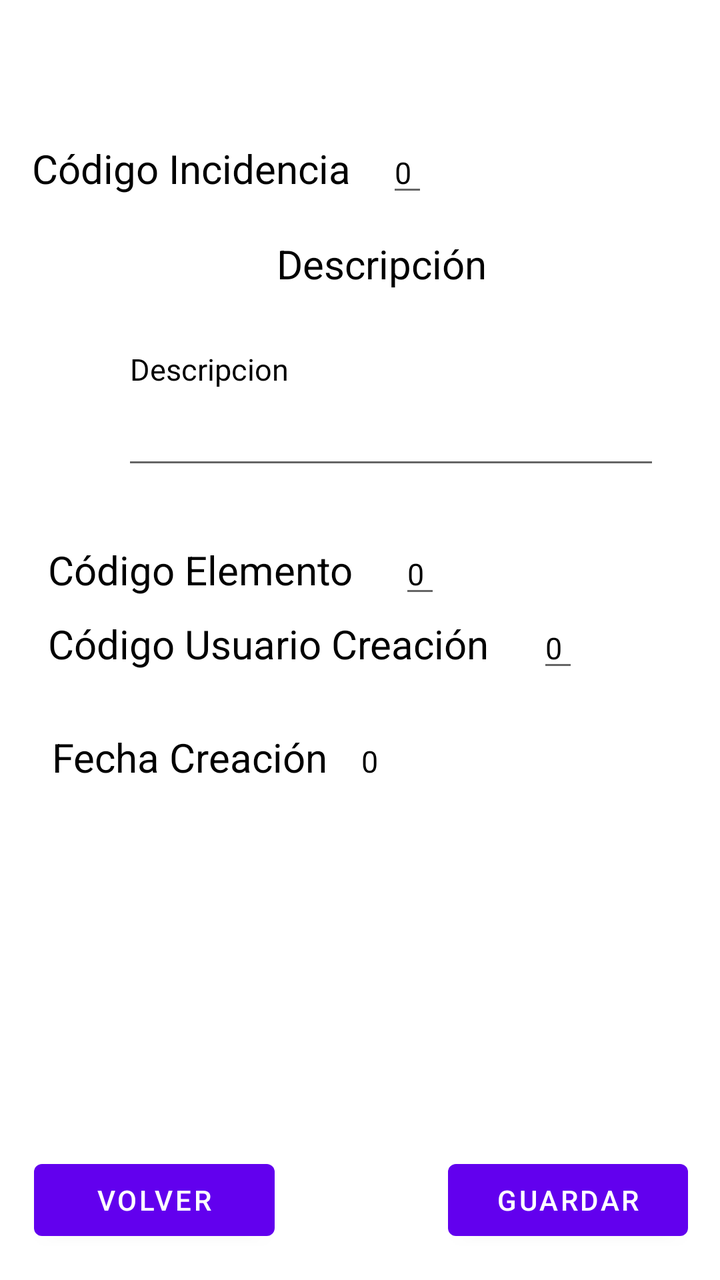
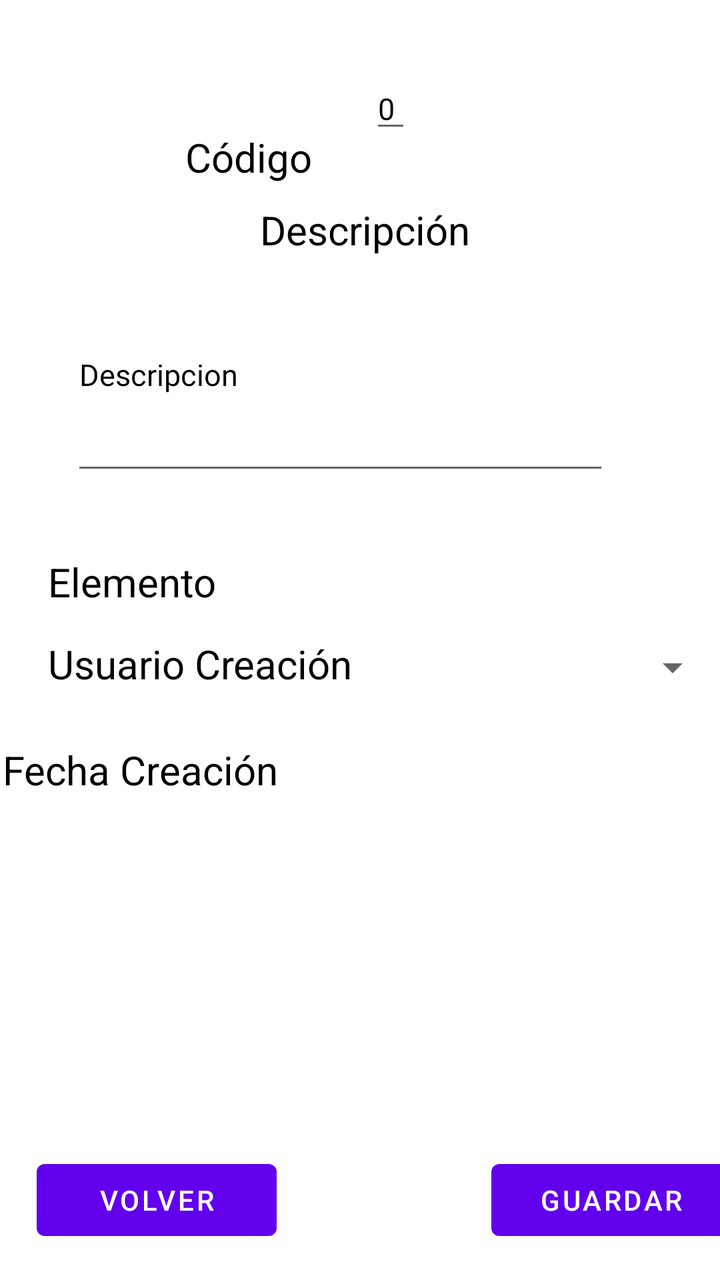

An Android layout rendered at two revisions. The XML below is the earlier revision; the diff shows what the commit changed to produce the second picture.
<!-- AndroidManifest.xml: application theme Theme.AplicacionIncidencias -->
<!-- res/layout/activity_info_incidencia.xml -->
<?xml version="1.0" encoding="utf-8"?>
<androidx.constraintlayout.widget.ConstraintLayout xmlns:android="http://schemas.android.com/apk/res/android"
    xmlns:app="http://schemas.android.com/apk/res-auto"
    xmlns:tools="http://schemas.android.com/tools"
    android:id="@+id/main"
    android:layout_width="match_parent"
    android:layout_height="match_parent"
    tools:context=".Incidencia.Activity_Info_Incidencia">

    <TextView
        android:id="@+id/tvCodigoIncidencia"
        android:layout_width="wrap_content"
        android:layout_height="wrap_content"
        android:layout_marginStart="16dp"
        android:text="Código Incidencia "
        android:textColor="@color/black"
        android:textSize="20sp"
        app:layout_constraintBaseline_toBaselineOf="@+id/edinfoCodigoIncidencia"
        app:layout_constraintStart_toStartOf="parent" />

    <EditText
        android:id="@+id/edinfoCodigoIncidencia"
        android:layout_width="wrap_content"
        android:layout_height="wrap_content"
        android:layout_marginStart="13dp"
        android:layout_marginTop="66dp"
        android:text="0"
        android:textColor="@color/black"
        android:textSize="15sp"
        app:layout_constraintStart_toEndOf="@+id/tvCodigoIncidencia"
        app:layout_constraintTop_toTopOf="parent" />

    <TextView
        android:id="@+id/tvDescripcionIncidencia"
        android:layout_width="wrap_content"
        android:layout_height="wrap_content"
        android:layout_marginTop="15dp"
        android:text="Descripción "
        android:textColor="@color/black"
        android:textSize="20sp"
        app:layout_constraintEnd_toStartOf="@+id/edinfoCodigoIncidencia"
        app:layout_constraintStart_toStartOf="@+id/edinfoCodigoIncidencia"
        app:layout_constraintTop_toBottomOf="@+id/edinfoCodigoIncidencia" />

    <EditText
        android:id="@+id/edDescripcionIncidencia"
        android:layout_width="269dp"
        android:layout_height="113dp"
        android:layout_marginStart="37dp"
        android:layout_marginTop="172dp"
        android:layout_marginBottom="171dp"
        android:inputType="textMultiLine"
        android:text="Descripcion"
        android:textColor="@color/black"
        android:textSize="15sp"
        app:layout_constraintBottom_toTopOf="@+id/tvFechaCreacion"
        app:layout_constraintStart_toStartOf="@+id/tvCodigoElemento"
        app:layout_constraintTop_toTopOf="parent" />

    <TextView
        android:id="@+id/tvCodigoElemento"
        android:layout_width="wrap_content"
        android:layout_height="wrap_content"
        android:layout_marginStart="24dp"
        android:text="Código Elemento "
        android:textColor="@color/black"
        android:textSize="20sp"
        app:layout_constraintBaseline_toBaselineOf="@+id/edInfoCodigoElemento"
        app:layout_constraintStart_toStartOf="parent" />

    <TextView
        android:id="@+id/tvCodigoUsuarioCreacion"
        android:layout_width="wrap_content"
        android:layout_height="wrap_content"
        android:layout_marginStart="24dp"
        android:text="Código Usuario Creación "
        android:textColor="@color/black"
        android:textSize="20sp"
        app:layout_constraintBaseline_toBaselineOf="@+id/edInfoCodigoUsuarioCreacion"
        app:layout_constraintStart_toStartOf="parent" />

    <TextView
        android:id="@+id/tvFechaCreacion"
        android:layout_width="wrap_content"
        android:layout_height="wrap_content"
        android:layout_marginStart="26dp"
        android:text="Fecha Creación "
        android:textColor="@color/black"
        android:textSize="20sp"
        app:layout_constraintBaseline_toBaselineOf="@+id/tvInfoFechaCreacion"
        app:layout_constraintStart_toStartOf="parent" />

    <TextView
        android:id="@+id/tvInfoFechaCreacion"
        android:layout_width="wrap_content"
        android:layout_height="wrap_content"
        android:layout_marginStart="12dp"
        android:layout_marginTop="35dp"
        android:text="0"
        android:textColor="@color/black"
        android:textSize="15sp"
        app:layout_constraintStart_toEndOf="@+id/tvFechaCreacion"
        app:layout_constraintTop_toBottomOf="@+id/tvCodigoUsuarioCreacion" />

    <EditText
        android:id="@+id/edInfoCodigoUsuarioCreacion"
        android:layout_width="wrap_content"
        android:layout_height="wrap_content"
        android:layout_marginStart="19dp"
        android:layout_marginBottom="299dp"
        android:text="0"
        android:textColor="@color/black"
        android:textSize="15sp"
        app:layout_constraintBottom_toBottomOf="parent"
        app:layout_constraintStart_toEndOf="@+id/tvCodigoUsuarioCreacion" />

    <EditText
        android:id="@+id/edInfoCodigoElemento"
        android:layout_width="wrap_content"
        android:layout_height="wrap_content"
        android:layout_marginStart="18dp"
        android:layout_marginTop="27dp"
        android:text="0"
        android:textColor="@color/black"
        android:textSize="15sp"
        app:layout_constraintStart_toEndOf="@+id/tvCodigoElemento"
        app:layout_constraintTop_toBottomOf="@+id/edDescripcionIncidencia" />

    <Button
        android:id="@+id/btnGuardarIncidencia"
        android:layout_width="120dp"
        android:layout_height="wrap_content"
        android:layout_marginEnd="16dp"
        android:layout_marginBottom="16dp"
        android:text="Guardar"
        app:layout_constraintBottom_toBottomOf="parent"
        app:layout_constraintEnd_toEndOf="parent" />

    <Button
        android:id="@+id/btnVolverIncidencia"
        android:layout_width="0dp"
        android:layout_height="wrap_content"
        android:layout_marginStart="1dp"
        android:layout_marginEnd="1dp"
        android:layout_marginBottom="16dp"
        android:text="Volver"
        app:layout_constraintBottom_toBottomOf="parent"
        app:layout_constraintEnd_toStartOf="@+id/tvDescripcionIncidencia"
        app:layout_constraintStart_toStartOf="@+id/tvCodigoIncidencia" />


</androidx.constraintlayout.widget.ConstraintLayout>
<!-- resources referenced by this layout -->
<resources>
  <color name="black">#FF000000</color>
  <style name="Theme.AplicacionIncidencias" parent="Theme.MaterialComponents.DayNight.DarkActionBar">
          
          <item name="colorPrimary">@color/purple_500</item>
          <item name="colorPrimaryVariant">@color/purple_700</item>
          <item name="colorOnPrimary">@color/white</item>
          
          <item name="colorSecondary">@color/teal_200</item>
          <item name="colorSecondaryVariant">@color/teal_700</item>
          <item name="colorOnSecondary">@color/black</item>
          
          <item name="android:statusBarColor">?attr/colorPrimaryVariant</item>
          
      </style>
  <color name="purple_500">#FF6200EE</color>
  <color name="purple_700">#FF3700B3</color>
  <color name="white">#FFFFFFFF</color>
  <color name="teal_200">#FF03DAC5</color>
  <color name="teal_700">#FF018786</color>
</resources>

<!-- the commit's change to res/layout/activity_info_incidencia.xml (unified diff, before → after) -->
@@ -11,33 +11,69 @@
         android:id="@+id/tvCodigoIncidencia"
         android:layout_width="wrap_content"
         android:layout_height="wrap_content"
-        android:layout_marginStart="16dp"
-        android:text="Código Incidencia "
+        android:layout_marginStart="124dp"
+        android:layout_marginTop="65dp"
+        android:layout_marginEnd="12dp"
+        android:text="Código "
         android:textColor="@color/black"
         android:textSize="20sp"
-        app:layout_constraintBaseline_toBaselineOf="@+id/edinfoCodigoIncidencia"
-        app:layout_constraintStart_toStartOf="parent" />
+        app:layout_constraintEnd_toStartOf="@+id/edinfoCodigoIncidencia"
+        app:layout_constraintStart_toStartOf="parent"
+        app:layout_constraintTop_toTopOf="parent" />
 
     <EditText
         android:id="@+id/edinfoCodigoIncidencia"
         android:layout_width="wrap_content"
         android:layout_height="wrap_content"
-        android:layout_marginStart="13dp"
-        android:layout_marginTop="66dp"
+        android:layout_marginStart="12dp"
+        android:layout_marginTop="60dp"
+        android:layout_marginEnd="186dp"
+        android:layout_marginBottom="15dp"
         android:text="0"
         android:textColor="@color/black"
         android:textSize="15sp"
+        app:layout_constraintBottom_toTopOf="@+id/tvDescripcionIncidencia"
+        app:layout_constraintEnd_toEndOf="parent"
         app:layout_constraintStart_toEndOf="@+id/tvCodigoIncidencia"
         app:layout_constraintTop_toTopOf="parent" />
+
+    <Spinner
+        android:id="@+id/spinnerElemento"
+        android:layout_width="0dp"
+        android:layout_height="36dp"
+        android:layout_marginStart="26dp"
+        android:layout_marginTop="315dp"
+        android:layout_marginEnd="25dp"
+        android:layout_marginBottom="316dp"
+        android:textSize="15sp"
+        app:layout_constraintBottom_toTopOf="@+id/btnGuardarIncidencia"
+        app:layout_constraintEnd_toEndOf="@+id/edDescripcionIncidencia"
+        app:layout_constraintHorizontal_bias="0.67"
+        app:layout_constraintStart_toEndOf="@+id/tvCodigoElemento"
+        app:layout_constraintTop_toTopOf="parent" />
+
+    <Spinner
+        android:id="@+id/spinnerUsuario"
+        android:layout_width="166dp"
+        android:layout_height="36dp"
+        android:layout_marginStart="8dp"
+        android:layout_marginTop="46dp"
+        android:layout_marginBottom="45dp"
+        android:textSize="15sp"
+        app:layout_constraintBottom_toBottomOf="@+id/tvInfoFechaCreacion"
+        app:layout_constraintStart_toEndOf="@+id/tvCodigoUsuarioCreacion"
+        app:layout_constraintTop_toBottomOf="@+id/spinnerElemento" />
 
     <TextView
         android:id="@+id/tvDescripcionIncidencia"
         android:layout_width="wrap_content"
         android:layout_height="wrap_content"
         android:layout_marginTop="15dp"
+        android:layout_marginBottom="27dp"
         android:text="Descripción "
         android:textColor="@color/black"
         android:textSize="20sp"
+        app:layout_constraintBottom_toTopOf="@+id/edDescripcionIncidencia"
         app:layout_constraintEnd_toStartOf="@+id/edinfoCodigoIncidencia"
         app:layout_constraintStart_toStartOf="@+id/edinfoCodigoIncidencia"
         app:layout_constraintTop_toBottomOf="@+id/edinfoCodigoIncidencia" />
@@ -47,13 +83,15 @@
         android:layout_width="269dp"
         android:layout_height="113dp"
         android:layout_marginStart="37dp"
-        android:layout_marginTop="172dp"
-        android:layout_marginBottom="171dp"
+        android:layout_marginTop="170dp"
+        android:layout_marginEnd="81dp"
+        android:layout_marginBottom="170dp"
         android:inputType="textMultiLine"
         android:text="Descripcion"
         android:textColor="@color/black"
         android:textSize="15sp"
         app:layout_constraintBottom_toTopOf="@+id/tvFechaCreacion"
+        app:layout_constraintEnd_toEndOf="parent"
         app:layout_constraintStart_toStartOf="@+id/tvCodigoElemento"
         app:layout_constraintTop_toTopOf="parent" />
 
@@ -62,90 +100,76 @@
         android:layout_width="wrap_content"
         android:layout_height="wrap_content"
         android:layout_marginStart="24dp"
-        android:text="Código Elemento "
+        android:layout_marginTop="35dp"
+        android:text="Elemento "
         android:textColor="@color/black"
         android:textSize="20sp"
-        app:layout_constraintBaseline_toBaselineOf="@+id/edInfoCodigoElemento"
-        app:layout_constraintStart_toStartOf="parent" />
+        app:layout_constraintStart_toStartOf="parent"
+        app:layout_constraintTop_toBottomOf="@+id/edDescripcionIncidencia" />
 
     <TextView
         android:id="@+id/tvCodigoUsuarioCreacion"
         android:layout_width="wrap_content"
         android:layout_height="wrap_content"
         android:layout_marginStart="24dp"
-        android:text="Código Usuario Creación "
+        android:layout_marginTop="49dp"
+        android:layout_marginEnd="8dp"
+        android:text="Usuario Creación  "
         android:textColor="@color/black"
         android:textSize="20sp"
-        app:layout_constraintBaseline_toBaselineOf="@+id/edInfoCodigoUsuarioCreacion"
-        app:layout_constraintStart_toStartOf="parent" />
+        app:layout_constraintEnd_toStartOf="@+id/spinnerUsuario"
+        app:layout_constraintStart_toStartOf="parent"
+        app:layout_constraintTop_toBottomOf="@+id/spinnerElemento" />
 
     <TextView
         android:id="@+id/tvFechaCreacion"
         android:layout_width="wrap_content"
         android:layout_height="wrap_content"
         android:layout_marginStart="26dp"
+        android:layout_marginTop="26dp"
+        android:layout_marginEnd="241dp"
         android:text="Fecha Creación "
         android:textColor="@color/black"
         android:textSize="20sp"
-        app:layout_constraintBaseline_toBaselineOf="@+id/tvInfoFechaCreacion"
-        app:layout_constraintStart_toStartOf="parent" />
+        app:layout_constraintEnd_toEndOf="parent"
+        app:layout_constraintStart_toStartOf="parent"
+        app:layout_constraintTop_toBottomOf="@+id/tvCodigoUsuarioCreacion" />
 
     <TextView
         android:id="@+id/tvInfoFechaCreacion"
         android:layout_width="wrap_content"
         android:layout_height="wrap_content"
         android:layout_marginStart="12dp"
-        android:layout_marginTop="35dp"
-        android:text="0"
+        android:layout_marginTop="107dp"
+        android:text=""
         android:textColor="@color/black"
         android:textSize="15sp"
         app:layout_constraintStart_toEndOf="@+id/tvFechaCreacion"
-        app:layout_constraintTop_toBottomOf="@+id/tvCodigoUsuarioCreacion" />
-
-    <EditText
-        android:id="@+id/edInfoCodigoUsuarioCreacion"
-        android:layout_width="wrap_content"
-        android:layout_height="wrap_content"
-        android:layout_marginStart="19dp"
-        android:layout_marginBottom="299dp"
-        android:text="0"
-        android:textColor="@color/black"
-        android:textSize="15sp"
-        app:layout_constraintBottom_toBottomOf="parent"
-        app:layout_constraintStart_toEndOf="@+id/tvCodigoUsuarioCreacion" />
-
-    <EditText
-        android:id="@+id/edInfoCodigoElemento"
-        android:layout_width="wrap_content"
-        android:layout_height="wrap_content"
-        android:layout_marginStart="18dp"
-        android:layout_marginTop="27dp"
-        android:text="0"
-        android:textColor="@color/black"
-        android:textSize="15sp"
-        app:layout_constraintStart_toEndOf="@+id/tvCodigoElemento"
-        app:layout_constraintTop_toBottomOf="@+id/edDescripcionIncidencia" />
+        app:layout_constraintTop_toBottomOf="@+id/spinnerElemento" />
 
     <Button
         android:id="@+id/btnGuardarIncidencia"
         android:layout_width="120dp"
         android:layout_height="wrap_content"
+        android:layout_marginStart="129dp"
         android:layout_marginEnd="16dp"
         android:layout_marginBottom="16dp"
         android:text="Guardar"
         app:layout_constraintBottom_toBottomOf="parent"
-        app:layout_constraintEnd_toEndOf="parent" />
+        app:layout_constraintEnd_toEndOf="parent"
+        app:layout_constraintStart_toEndOf="@+id/btnVolverIncidencia" />
 
     <Button
         android:id="@+id/btnVolverIncidencia"
-        android:layout_width="0dp"
+        android:layout_width="120dp"
         android:layout_height="wrap_content"
         android:layout_marginStart="1dp"
         android:layout_marginEnd="1dp"
         android:layout_marginBottom="16dp"
         android:text="Volver"
         app:layout_constraintBottom_toBottomOf="parent"
-        app:layout_constraintEnd_toStartOf="@+id/tvDescripcionIncidencia"
+        app:layout_constraintEnd_toStartOf="@+id/spinnerElemento"
+        app:layout_constraintHorizontal_bias="1.0"
         app:layout_constraintStart_toStartOf="@+id/tvCodigoIncidencia" />
 
 
